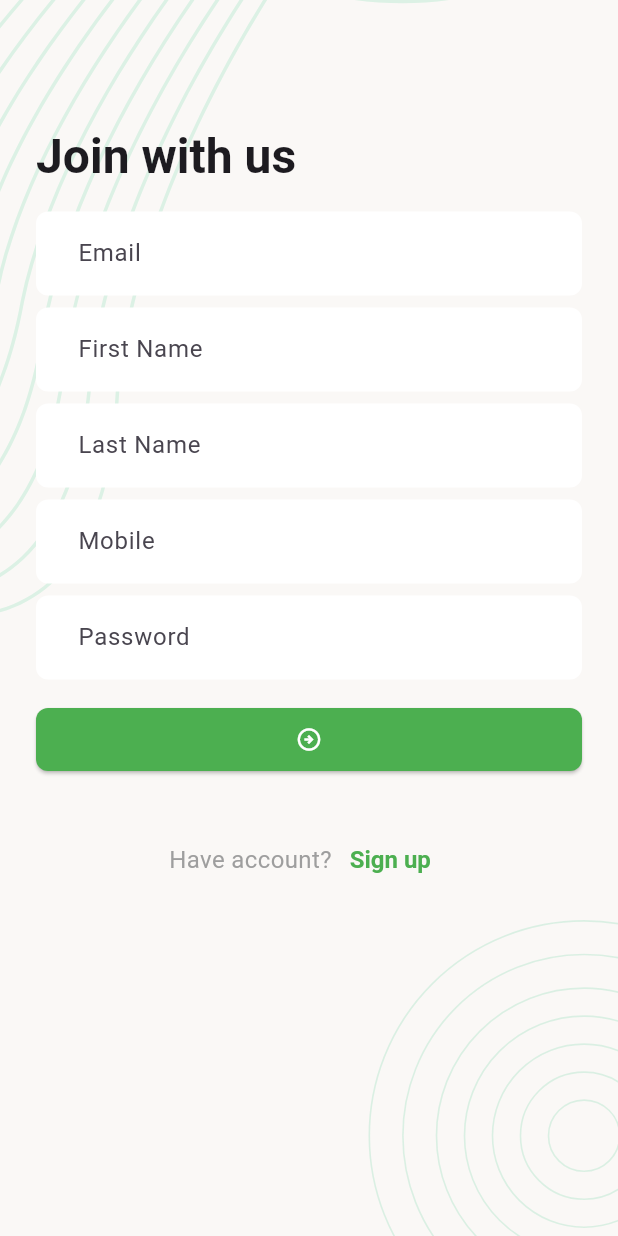
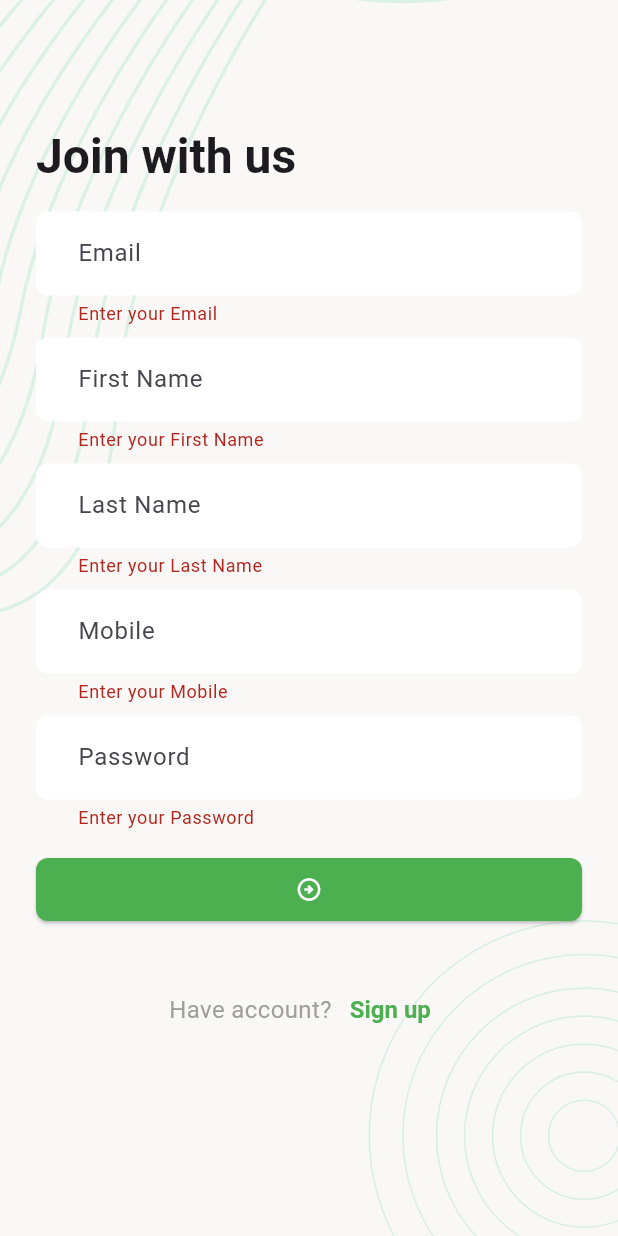
Before and after one commit to shamim2810/task_manager, a Flutter app: the SingUpScreen screen opened directly, after a tap on the "arrow circle right" icon, on a phone screen of 412 x 824 dp. Run offline on Flutter 3.47's test engine with Material 3 defaults, Android fonts, the phone set to English and light mode, and no system bars; our stand-ins replace flutter_svg, pin_code_fields.

```diff
--- /dev/null
+++ b/lib/data/utility/urls.dart
@@ -0,0 +1,6 @@
+class Urls{
+  static String _baseUrl = 'https://task.teamrabbil.com/api/v1';
+
+  static String registration = '$_baseUrl/registration';
+  static String login = '$_baseUrl/login';
+}
--- a/lib/presentation/screen/add_new_task_screen.dart
+++ b/lib/presentation/screen/add_new_task_screen.dart
@@ -20,6 +20,7 @@ class _AddNewTaskScreenState extends State<AddNewTaskScreen> {
       body: BackgroundWidget(
         child: Padding(
           padding: const EdgeInsets.all(24.0),
+          child: SingleChildScrollView(
             child: Form(
               key: _formKey,
               child: Column(
@@ -63,6 +64,7 @@ class _AddNewTaskScreenState extends State<AddNewTaskScreen> {
             ),
           ),
         ),
+      ),
     );
   }
   @override
--- a/lib/presentation/screen/auth/sign_up_screen.dart
+++ b/lib/presentation/screen/auth/sign_up_screen.dart
@@ -1,5 +1,9 @@
 import 'package:flutter/material.dart';
+import 'package:task_manager/data/models/response_object.dart';
+import 'package:task_manager/data/services/network_caller.dart';
+import 'package:task_manager/data/utility/urls.dart';
 import 'package:task_manager/presentation/widgets/background_widget.dart';
+import 'package:task_manager/presentation/widgets/snack_bar_message.dart';
 
 class SingUpScreen extends StatefulWidget {
   const SingUpScreen({super.key});
@@ -9,13 +13,14 @@ class SingUpScreen extends StatefulWidget {
 }
 
 class _SingUpScreenState extends State<SingUpScreen> {
-
   final TextEditingController _emailTEController = TextEditingController();
   final TextEditingController _firstTEController = TextEditingController();
   final TextEditingController _lastTEController = TextEditingController();
   final TextEditingController _mobileTEController = TextEditingController();
   final TextEditingController _passwordTEController = TextEditingController();
   final GlobalKey<FormState> _formKey = GlobalKey<FormState>();
+  bool _isRegistrationInProgress = false;
+
   @override
   Widget build(BuildContext context) {
     return Scaffold(
@@ -44,6 +49,12 @@ class _SingUpScreenState extends State<SingUpScreen> {
                     decoration: const InputDecoration(
                       hintText: 'Email',
                     ),
+                    validator: (String? value) {
+                      if (value?.trim().isEmpty ?? true) {
+                        return 'Enter your Email';
+                      }
+                      return null;
+                    },
                   ),
                   const SizedBox(
                     height: 8,
@@ -53,6 +64,12 @@ class _SingUpScreenState extends State<SingUpScreen> {
                     decoration: const InputDecoration(
                       hintText: 'First Name',
                     ),
+                    validator: (String? value) {
+                      if (value?.trim().isEmpty ?? true) {
+                        return 'Enter your First Name';
+                      }
+                      return null;
+                    },
                   ),
                   const SizedBox(
                     height: 8,
@@ -63,6 +80,12 @@ class _SingUpScreenState extends State<SingUpScreen> {
                     decoration: const InputDecoration(
                       hintText: 'Last Name',
                     ),
+                    validator: (String? value) {
+                      if (value?.trim().isEmpty ?? true) {
+                        return 'Enter your Last Name';
+                      }
+                      return null;
+                    },
                   ),
                   const SizedBox(
                     height: 8,
@@ -73,25 +96,51 @@ class _SingUpScreenState extends State<SingUpScreen> {
                     decoration: const InputDecoration(
                       hintText: 'Mobile',
                     ),
+                    validator: (String? value) {
+                      if (value?.trim().isEmpty ?? true) {
+                        return 'Enter your Mobile';
+                      }
+                      return null;
+                    },
                   ),
                   const SizedBox(
                     height: 8,
                   ),
                   TextFormField(
+                    obscureText: true,
                     controller: _passwordTEController,
                     decoration: const InputDecoration(
                       hintText: 'Password',
                     ),
+                    validator: (String? value) {
+                      if (value?.trim().isEmpty ?? true) {
+                        return 'Enter your Password';
+                      }
+                      if (value!.length <= 6) {
+                        return 'Password should more than 6 letter';
+                      }
+                      return null;
+                    },
                   ),
                   const SizedBox(
                     height: 16,
                   ),
                   SizedBox(
                     width: double.infinity,
-                    child: ElevatedButton(
-                      onPressed: () {},
-                      child: const Icon(
-                        Icons.arrow_circle_right_outlined,
+                    child: Visibility(
+                      visible: _isRegistrationInProgress == false,
+                      replacement: const Center(
+                        child: CircularProgressIndicator(),
+                      ),
+                      child: ElevatedButton(
+                        onPressed: () async {
+                          if (_formKey.currentState!.validate()) {
+                            _signUp();
+                          }
+                        },
+                        child: const Icon(
+                          Icons.arrow_circle_right_outlined,
+                        ),
                       ),
                     ),
                   ),
@@ -125,6 +174,41 @@ class _SingUpScreenState extends State<SingUpScreen> {
     );
   }
 
+  Future<void> _signUp() async {
+
+  _isRegistrationInProgress = true;
+  setState(() {
+
+  });
+  Map<String, dynamic> inputParams = {
+  "email": _emailTEController.text.trim(),
+  "firstName": _firstTEController.text.trim(),
+  "lastName": _lastTEController.text.trim(),
+  "mobile": _mobileTEController.text.trim(),
+  "password": _passwordTEController.text,
+  };
+
+  final ResponseObject response =
+  await NetworkCaller.postRequest(
+  Urls.registration, inputParams);
+
+  _isRegistrationInProgress = true;
+  setState(() {
+
+  });
+
+  if (response.isSuccess) {
+  if (mounted) {
+  showSnackBarMessage(context,
+  'Registration Completed! Please login.');
+  }
+  } else {
+  if (mounted) {
+  showSnackBarMessage(context,
+  'Registration failed! Try again.', true);
+  }
+  }
+}
   @override
   void dispose() {
     _passwordTEController.dispose();
--- a/lib/presentation/screen/new_task_screen.dart
+++ b/lib/presentation/screen/new_task_screen.dart
@@ -52,7 +52,7 @@ class _NewTaskScreenState extends State<NewTaskScreen> {
 
   Widget get taskCounterSection {
     return SizedBox(
-      height: 110,
+      height: 120,
       child: Padding(
         padding: const EdgeInsets.all(8.0),
         child: ListView.separated(
```
Also changed, not shown: lib/data/services/network_caller.dart (+12 -1 lines), lib/presentation/screen/auth/sign_in_screen.dart (+57 -9 lines), lib/presentation/widgets/snack_bar_message.dart (added, +11 -0 lines). Lines whose indentation alone changed are shown as unchanged.
